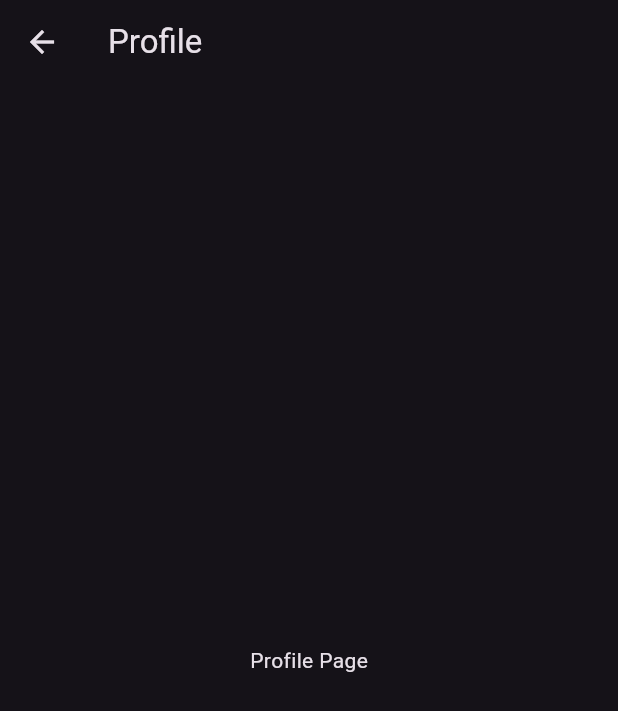
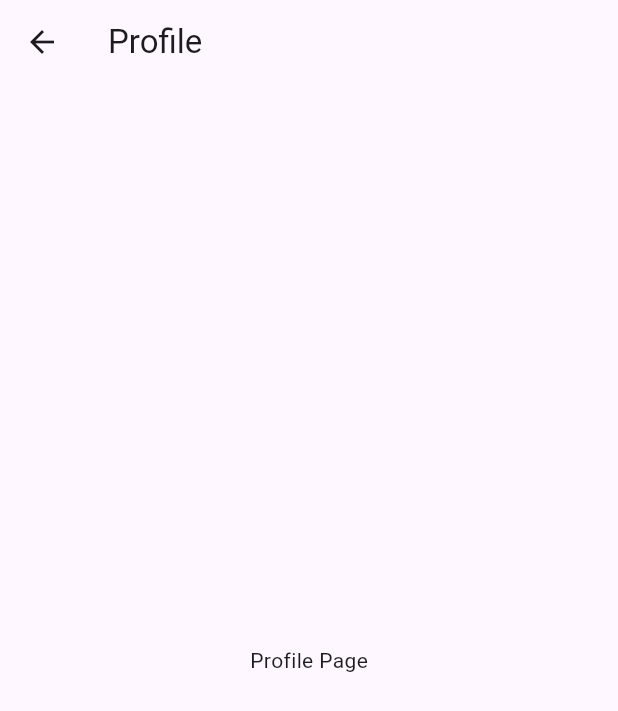
Before and after one commit to denzil-muchangi/Hello_World_Flutter, a Flutter app: the screen it shows after launch, after a tap on the "person" icon, on a phone screen of 412 x 824 dp. Shown: the top 711 px of the screen. Run offline on Flutter 3.47's test engine with Material 3 defaults, Android fonts, the phone set to English and light mode, and no system bars; our stand-ins replace flutter_svg.

Commit message:
feat(theme): implement dynamic theme switching using ThemeNotifier
Replace static ThemeData with ThemeNotifier provider to enable theme changes at runtime

```diff
--- a/lib/root/app.dart
+++ b/lib/root/app.dart
@@ -1,19 +1,17 @@
 import 'package:flutter/material.dart';
 import 'package:hello_world/root/screens/home_page.dart';
+import 'package:hello_world/root/theme_notifier.dart';
+import 'package:provider/provider.dart';
 
 class MyApp extends StatelessWidget {
   const MyApp({super.key});
 
   @override
   Widget build(BuildContext context) {
+    final themeNotifier = Provider.of<ThemeNotifier>(context);
     return MaterialApp(
       title: 'Flutter Hello World',
-      theme: ThemeData(
-        colorScheme: ColorScheme.fromSeed(
-          seedColor: Colors.deepPurple,
-          brightness: Brightness.dark,
-        ),
-      ),
+      theme: themeNotifier.currentTheme,
       home: const MyHomePage(title: 'Hello World'),
     );
   }
```
